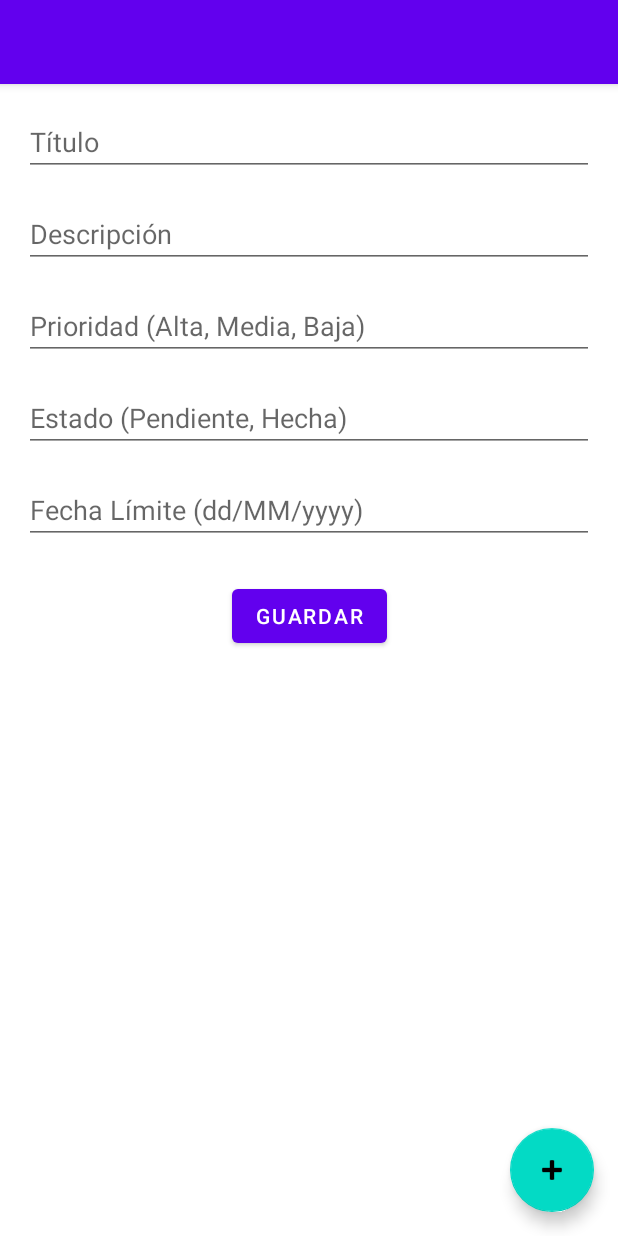
After one commit to Mario2004-ciudadEscolar/GestorXpress, an Android app: the CrearTareaFragment screen opened through its navigation route, on a phone screen of 412 x 824 dp. The commit adds this screen. Run offline under Robolectric (Android 15) with nearby library versions, the phone set to English and light mode, and no system bars; our stand-ins replace navigation-ui.

Commit message:
ya funcionan las tareas y desplazamiento con el +, tambien se pueden ver en el home las tareas creadas :)

```diff
--- a/app/src/main/AndroidManifest.xml
+++ b/app/src/main/AndroidManifest.xml
@@ -16,7 +16,7 @@
         android:theme="@style/Theme.GestorXpress"
         tools:targetApi="31">
         <activity
-            android:name=".RegistroActivity"
+            android:name=".ui.Tarea.AgregarTareaActivity"
             android:exported="false" />
         <activity
             android:name=".MainActivity"
--- a/app/src/main/java/com/example/gestorxpress/TareaView.java
+++ b/app/src/main/java/com/example/gestorxpress/TareaView.java
@@ -1,22 +1,26 @@
 package com.example.gestorxpress;
+
+import android.content.Context;
 
 import androidx.lifecycle.LiveData;
 import androidx.lifecycle.MutableLiveData;
 import androidx.lifecycle.ViewModel;
-import com.example.gestorxpress.Tarea;
+
+import com.example.gestorxpress.database.DatabaseHelper;
+import com.example.gestorxpress.ui.Tarea.Tarea;
+
 import java.util.ArrayList;
 import java.util.List;
-
 public class TareaView extends ViewModel {
-    private final MutableLiveData<List<Tarea>> listaTareas = new MutableLiveData<>(new ArrayList<>());
+    private MutableLiveData<List<Tarea>> tareas = new MutableLiveData<>(new ArrayList<>());
 
     public LiveData<List<Tarea>> getTareas() {
-        return listaTareas;
+        return tareas;
     }
 
-    public void agregarTarea(Tarea tarea) {
-        List<Tarea> tareasActuales = new ArrayList<>(listaTareas.getValue());
-        tareasActuales.add(tarea);
-        listaTareas.setValue(tareasActuales);
+    public void cargarTareasDesdeBD(Context context, int idUsuario) {
+        DatabaseHelper db = new DatabaseHelper(context);
+        List<Tarea> listaTareas = db.obtenerTareasPorUsuario(idUsuario);
+        tareas.setValue(listaTareas);
     }
 }
--- /dev/null
+++ b/app/src/main/java/com/example/gestorxpress/ui/Tarea/CrearTareaFragment.java
@@ -0,0 +1,92 @@
+package com.example.gestorxpress.ui.Tarea;
+
+import android.os.Bundle;
+import android.text.TextUtils;
+import android.util.Log;
+import android.view.LayoutInflater;
+import android.view.View;
+import android.view.ViewGroup;
+import android.widget.Button;
+import android.widget.EditText;
+import android.widget.Toast;
+
+import androidx.annotation.NonNull;
+import androidx.annotation.Nullable;
+import androidx.fragment.app.Fragment;
+
+import com.example.gestorxpress.R;
+import com.example.gestorxpress.database.DatabaseHelper;
+
+public class CrearTareaFragment extends Fragment {
+
+    private EditText editTitulo, editDescripcion, editPrioridad, editEstado, editFechaLimite;
+    private Button btnGuardar;
+    private DatabaseHelper dbHelper;
+    private int idUsuario; // ID del usuario logueado
+
+    public CrearTareaFragment() {
+        // Constructor vacío
+    }
+
+    @Override
+    public View onCreateView(@NonNull LayoutInflater inflater, ViewGroup container,
+                             Bundle savedInstanceState) {
+        // Inflate el layout para este fragment
+        return inflater.inflate(R.layout.fragment_crear__tarea, container, false);
+    }
+
+    @Override
+    public void onViewCreated(@NonNull View view, @Nullable Bundle savedInstanceState) {
+        super.onViewCreated(view, savedInstanceState);
+
+        // Inicializar vistas
+        editTitulo = view.findViewById(R.id.editTitulo);
+        editDescripcion = view.findViewById(R.id.editDescripcion);
+        editPrioridad = view.findViewById(R.id.editPrioridad);
+        editEstado = view.findViewById(R.id.editEstado);
+        editFechaLimite = view.findViewById(R.id.editFechaLimite);
+        btnGuardar = view.findViewById(R.id.btnGuardar);
+
+        dbHelper = new DatabaseHelper(requireContext());
+
+        // Obtener el idUsuario desde los argumentos
+        Bundle args = getArguments();
+        if (args != null) {
+            idUsuario = args.getInt("idUsuario", -1); // Obtener el idUsuario
+        }
+
+        Log.d("DEBUG_ID", "idUsuario recibido: " + idUsuario);
+
+        if (idUsuario == -1) {
+            Toast.makeText(getContext(), "Error: Usuario no válido", Toast.LENGTH_SHORT).show();
+            return;
+        }
+
+        btnGuardar.setOnClickListener(v -> guardarTarea());
+    }
+
+    private void guardarTarea() {
+        String titulo = editTitulo.getText().toString().trim();
+        String descripcion = editDescripcion.getText().toString().trim();
+        String prioridad = editPrioridad.getText().toString().trim();
+        String estado = editEstado.getText().toString().trim();
+        String fechaLimite = editFechaLimite.getText().toString().trim();
+
+        if (TextUtils.isEmpty(titulo) || TextUtils.isEmpty(descripcion) ||
+                TextUtils.isEmpty(prioridad) || TextUtils.isEmpty(estado) || TextUtils.isEmpty(fechaLimite)) {
+            Toast.makeText(getContext(), "Completa todos los campos", Toast.LENGTH_SHORT).show();
+            return;
+        }
+        Log.d("DEBUG_INSERT", "Insertando tarea: " + titulo + ", usuario_id=" + idUsuario);
+
+        // Ahora solo se pasa la fecha límite, la fecha de creación se maneja en la base de datos
+        boolean insertado = dbHelper.insertarTarea(idUsuario, titulo, descripcion, fechaLimite, prioridad, estado);
+
+        if (insertado) {
+            Toast.makeText(getContext(), "Tarea guardada correctamente", Toast.LENGTH_SHORT).show();
+            requireActivity().onBackPressed(); // Opcional: volver atrás
+        } else {
+            Toast.makeText(getContext(), "Error al guardar la tarea", Toast.LENGTH_SHORT).show();
+        }
+    }
+}
--- a/app/src/main/java/com/example/gestorxpress/ui/home/HomeFragment.java
+++ b/app/src/main/java/com/example/gestorxpress/ui/home/HomeFragment.java
@@ -1,4 +1,3 @@
-// HomeFragment.java
 package com.example.gestorxpress.ui.home;
 
 import android.os.Bundle;
@@ -11,40 +10,58 @@ import androidx.annotation.NonNull;
 import androidx.fragment.app.Fragment;
 import androidx.lifecycle.ViewModelProvider;
 import com.example.gestorxpress.R;
-import com.example.gestorxpress.Tarea;
+import com.example.gestorxpress.ui.Tarea.Tarea;
 import com.example.gestorxpress.TareaView;
+import android.widget.ArrayAdapter;
 
+import java.util.ArrayList;
 import java.util.List;
-import android.widget.ArrayAdapter;
 
 public class HomeFragment extends Fragment {
 
     private TareaView tareaView;
     private TextView textHome;
     private ListView listView;
+    private int idUsuario; // ID del usuario logueado
 
+    @Override
     public View onCreateView(@NonNull LayoutInflater inflater,
                              ViewGroup container, Bundle savedInstanceState) {
         View root = inflater.inflate(R.layout.fragment_home, container, false);
 
+        if (getArguments() != null) {
+            idUsuario = getArguments().getInt("idUsuario", -1);
+        }
+
         textHome = root.findViewById(R.id.text_home);
         listView = new ListView(requireContext());
-        ((ViewGroup) root).addView(listView); // Añade ListView al layout
+        ((ViewGroup) root).addView(listView);
 
         tareaView = new ViewModelProvider(requireActivity()).get(TareaView.class);
 
+        // 🔽 Aquí cargas las tareas desde SQLite
+        tareaView.cargarTareasDesdeBD(requireContext(), idUsuario);
+
         tareaView.getTareas().observe(getViewLifecycleOwner(), tareas -> {
-            if (tareas.isEmpty()) {
+            List<Tarea> tareasUsuario = new ArrayList<>();
+            for (Tarea tarea : tareas) {
+                if (tarea.getIdUsuario() == idUsuario) {
+                    tareasUsuario.add(tarea);
+                }
+            }
+
+            if (tareasUsuario.isEmpty()) {
                 textHome.setText("No hay tareas creadas.");
                 listView.setVisibility(View.GONE);
             } else {
                 textHome.setVisibility(View.GONE);
                 listView.setVisibility(View.VISIBLE);
-                ArrayAdapter<Tarea> adapter = new ArrayAdapter<>(requireContext(), android.R.layout.simple_list_item_1, tareas);
+                ArrayAdapter<Tarea> adapter = new ArrayAdapter<>(requireContext(), android.R.layout.simple_list_item_1, tareasUsuario);
                 listView.setAdapter(adapter);
             }
         });
 
         return root;
     }
+
 }
--- a/app/src/main/res/layout/activity_registro.xml
+++ b/app/src/main/res/layout/activity_registro.xml
@@ -8,7 +8,7 @@
     android:orientation="vertical"
     android:gravity="center"
     android:background="@drawable/loginbk"
-    tools:context=".RegistroActivity">
+    tools:context=".ui.Tarea.AgregarTareaActivity">
 
     <androidx.cardview.widget.CardView
         android:layout_width="600dp"
--- a/app/src/main/res/layout/fragment_gallery.xml
+++ b/app/src/main/res/layout/fragment_crear__tarea.xml
@@ -23,40 +23,50 @@
             android:layout_width="0dp"
             android:layout_height="wrap_content"
             android:hint="Descripción"
+            android:layout_marginTop="16dp"
             app:layout_constraintTop_toBottomOf="@id/editTitulo"
             app:layout_constraintStart_toStartOf="parent"
-            app:layout_constraintEnd_toEndOf="parent"
-            android:layout_marginTop="16dp" />
+            app:layout_constraintEnd_toEndOf="parent" />
 
         <EditText
             android:id="@+id/editPrioridad"
             android:layout_width="0dp"
             android:layout_height="wrap_content"
             android:hint="Prioridad (Alta, Media, Baja)"
+            android:layout_marginTop="16dp"
             app:layout_constraintTop_toBottomOf="@id/editDescripcion"
             app:layout_constraintStart_toStartOf="parent"
-            app:layout_constraintEnd_toEndOf="parent"
-            android:layout_marginTop="16dp" />
+            app:layout_constraintEnd_toEndOf="parent" />
 
         <EditText
             android:id="@+id/editEstado"
             android:layout_width="0dp"
             android:layout_height="wrap_content"
             android:hint="Estado (Pendiente, Hecha)"
+            android:layout_marginTop="16dp"
             app:layout_constraintTop_toBottomOf="@id/editPrioridad"
             app:layout_constraintStart_toStartOf="parent"
-            app:layout_constraintEnd_toEndOf="parent"
-            android:layout_marginTop="16dp" />
+            app:layout_constraintEnd_toEndOf="parent" />
+
+        <EditText
+            android:id="@+id/editFechaLimite"
+            android:layout_width="0dp"
+            android:layout_height="wrap_content"
+            android:hint="Fecha Límite (dd/MM/yyyy)"
+            android:layout_marginTop="16dp"
+            app:layout_constraintTop_toBottomOf="@id/editEstado"
+            app:layout_constraintStart_toStartOf="parent"
+            app:layout_constraintEnd_toEndOf="parent" />
 
         <Button
             android:id="@+id/btnGuardar"
             android:layout_width="wrap_content"
             android:layout_height="wrap_content"
             android:text="Guardar"
-            app:layout_constraintTop_toBottomOf="@id/editEstado"
+            android:layout_marginTop="24dp"
+            app:layout_constraintTop_toBottomOf="@id/editFechaLimite"
             app:layout_constraintStart_toStartOf="parent"
-            app:layout_constraintEnd_toEndOf="parent"
-            android:layout_marginTop="24dp" />
+            app:layout_constraintEnd_toEndOf="parent" />
 
     </androidx.constraintlayout.widget.ConstraintLayout>
 </ScrollView>
--- a/app/src/main/res/menu/activity_main_drawer.xml
+++ b/app/src/main/res/menu/activity_main_drawer.xml
@@ -10,7 +10,7 @@
             android:icon="@drawable/home"
             android:title="Casa" />
         <item
-            android:id="@+id/nav_gallery"
+            android:id="@+id/nav_Crear_Tarea"
             android:icon="@drawable/ic_add"
             android:title="Crear Tarea" />
         <item
--- a/app/src/main/res/navigation/mobile_navigation.xml
+++ b/app/src/main/res/navigation/mobile_navigation.xml
@@ -12,10 +12,10 @@
         tools:layout="@layout/fragment_home" />
 
     <fragment
-        android:id="@+id/nav_gallery"
-        android:name="com.example.gestorxpress.ui.gallery.GalleryFragment"
+        android:id="@+id/nav_Crear_Tarea"
+        android:name="com.example.gestorxpress.ui.Tarea.CrearTareaFragment"
         android:label="@string/menu_gallery"
-        tools:layout="@layout/fragment_gallery" />
+        tools:layout="@layout/fragment_crear__tarea" />
 
     <fragment
         android:id="@+id/nav_slideshow"
--- a/app/src/main/res/values/strings.xml
+++ b/app/src/main/res/values/strings.xml
@@ -11,4 +11,6 @@
     <string name="menu_home">Home</string>
     <string name="menu_gallery">Gallery</string>
     <string name="menu_slideshow">Slideshow</string>
+    <!-- TODO: Remove or change this placeholder text -->
+    <string name="hello_blank_fragment">Hello blank fragment</string>
 </resources>
```
Also changed, not shown: app/src/main/java/com/example/gestorxpress/LoginActivity.java (+7 -21 lines), app/src/main/java/com/example/gestorxpress/MainActivity.java (+48 -23 lines), app/src/main/java/com/example/gestorxpress/RegistroActivity.java (deleted, +0 -79 lines), app/src/main/java/com/example/gestorxpress/Tarea.java (deleted, +0 -32 lines), app/src/main/java/com/example/gestorxpress/database/DatabaseHelper.java (+80 -17 lines), app/src/main/java/com/example/gestorxpress/ui/Tarea/Tarea.java (added, +67 -0 lines), app/src/main/java/com/example/gestorxpress/ui/gallery/GalleryFragment.java (deleted, +0 -72 lines), app/src/main/java/com/example/gestorxpress/ui/gallery/GalleryViewModel.java (deleted, +0 -19 lines).
